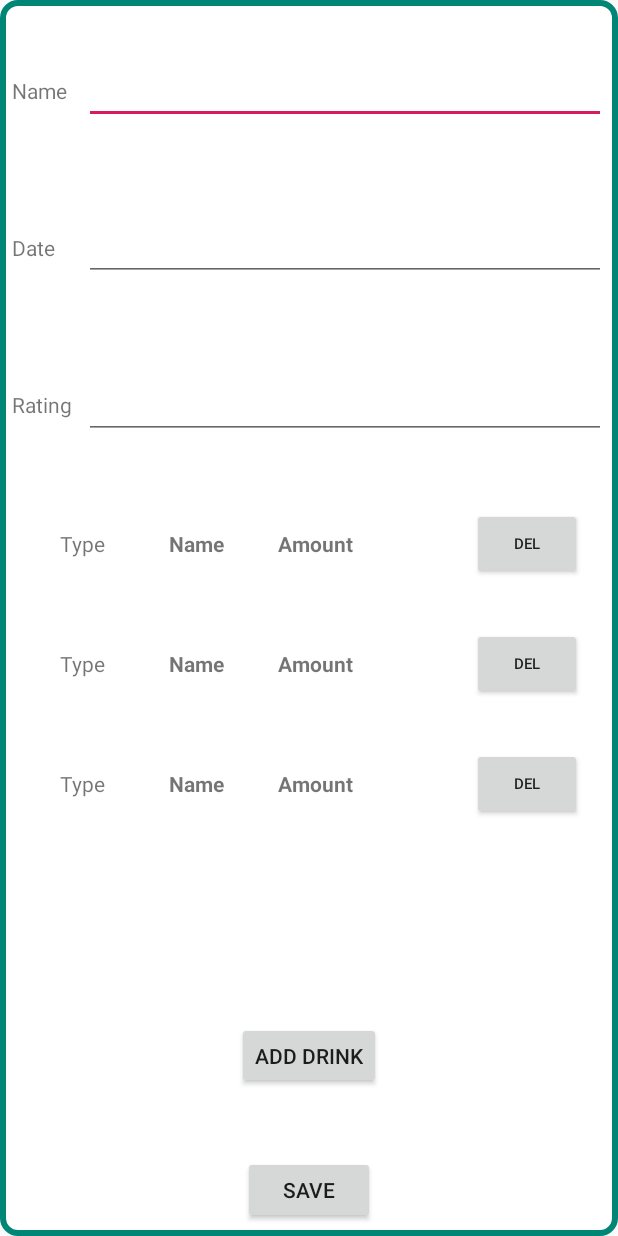
After one commit to Kapibarabanka/AlcoDiary, an Android app: the layout pop_up_save_event.xml on its own in the app's theme, with its tools: preview values and no code run, on a phone screen of 412 x 824 dp. The commit adds this screen. Run offline under Robolectric (Android 15) with nearby library versions, the phone set to English and light mode, and no system bars.

Commit message:
Added possibility to add and edi events.

```diff
--- a/app/src/main/java/com/kapibarabanka/alcodiary/calendar/CalendarFragment.kt
+++ b/app/src/main/java/com/kapibarabanka/alcodiary/calendar/CalendarFragment.kt
@@ -12,6 +12,7 @@ import com.kapibarabanka.alcodiary.allEvents
 import kotlinx.android.synthetic.main.fragment_calendar.*
 
 const val selectedEventPositionExtra = "SELECTED_EVENT_POSITION"
+const val addDrinkRequest = 2
 
 class CalendarFragment : Fragment(), OnEventListener {
 
@@ -50,8 +51,8 @@ class CalendarFragment : Fragment(), OnEventListener {
     }
 
     fun onFabAddDrinkClicked (view: View) {
-//        val intent = Intent(activity?.applicationContext, SaveEventPopUp::class.java)
-//        startActivity(intent)
+        val intent = Intent(activity?.applicationContext, SaveEventPopUp::class.java)
+        startActivity(intent)
     }
 
     companion object {
--- a/app/src/main/java/com/kapibarabanka/alcodiary/drinks/Drink.kt
+++ b/app/src/main/java/com/kapibarabanka/alcodiary/drinks/Drink.kt
@@ -1,6 +1,8 @@
 package com.kapibarabanka.alcodiary.drinks
 
-class Drink(var name: String, var type: DrinkType, ratingInit: Float, var comment: String = "") {
+import java.io.Serializable
+
+class Drink(var name: String, var type: DrinkType, ratingInit: Float, var comment: String = "") : Serializable {
     var alcoholVolume: Double = type.defaultAlco
     var rating : Float = ratingInit    // This value will be updated, when user rates drink
 }
--- a/app/src/main/java/com/kapibarabanka/alcodiary/drinks/DrinkType.kt
+++ b/app/src/main/java/com/kapibarabanka/alcodiary/drinks/DrinkType.kt
@@ -1,6 +1,8 @@
 package com.kapibarabanka.alcodiary.drinks
 
-class DrinkType(val name: String, val minAlco: Int, val maxAlco: Int) {
+import java.io.Serializable
+
+class DrinkType(val name: String, val minAlco: Int, val maxAlco: Int) : Serializable {
     val defaultAlco: Double
         get() = ((this.minAlco + this.maxAlco) / 2).toDouble()
 
--- a/app/src/main/java/com/kapibarabanka/alcodiary/drinks/DrinksFragment.kt
+++ b/app/src/main/java/com/kapibarabanka/alcodiary/drinks/DrinksFragment.kt
@@ -12,6 +12,7 @@ import com.kapibarabanka.alcodiary.allDrinks
 import kotlinx.android.synthetic.main.fragment_drinks.*
 
 const val selectedDrinkPositionExtra = "SELECTED_DRINK_POSITION"
+const val newTypeRequest = 1
 
 class DrinksFragment : Fragment(), OnDrinkListener {
 
@@ -49,7 +50,7 @@ class DrinksFragment : Fragment(), OnDrinkListener {
         drinksAdapter.notifyDataSetChanged()
     }
 
-    fun onFabAddDrinkClicked (view: View) {
+    private fun onFabAddDrinkClicked (view: View) {
         val intent = Intent(activity?.applicationContext, SaveDrinkPopUp::class.java)
         startActivity(intent)
     }
--- a/app/src/main/java/com/kapibarabanka/alcodiary/drinks/SaveDrinkPopUp.kt
+++ b/app/src/main/java/com/kapibarabanka/alcodiary/drinks/SaveDrinkPopUp.kt
@@ -14,8 +14,6 @@ import com.kapibarabanka.alcodiary.allDrinks
 import kotlinx.android.synthetic.main.pop_up_save_drink.*
 
 class SaveDrinkPopUp : AppCompatActivity() {
-    private val newTypeRequest = 1
-
     private var selectedDrinkPosition = -1
     private var itemsForTypeSpinner = allDrinkTypes.map { it.name }.toMutableList()
 
--- /dev/null
+++ b/app/src/main/res/layout/list_item_edit_drink_in_event.xml
@@ -0,0 +1,58 @@
+<?xml version="1.0" encoding="utf-8"?>
+<LinearLayout xmlns:android="http://schemas.android.com/apk/res/android"
+        android:layout_width="match_parent"
+        android:layout_height="wrap_content"
+        android:layout_gravity="center_horizontal"
+        android:orientation="vertical"
+        android:padding="16dp">
+
+    <LinearLayout
+            android:layout_width="match_parent"
+            android:layout_height="match_parent"
+            android:orientation="horizontal">
+
+        <TextView
+                android:id="@+id/list_drink_type"
+                android:layout_width="0dp"
+                android:layout_height="wrap_content"
+                android:layout_gravity="left|center_vertical"
+                android:layout_weight="1"
+                android:paddingLeft="16dp"
+                android:text="@string/drink_type" />
+
+        <TextView
+                android:id="@+id/list_drink_name"
+                android:layout_width="0dp"
+                android:layout_height="wrap_content"
+                android:layout_gravity="left|center_vertical"
+                android:layout_weight="1"
+                android:paddingLeft="16dp"
+                android:text="@string/drink_name"
+                android:textStyle="bold" />
+
+        <TextView
+                android:id="@+id/list_drink_amount"
+                android:layout_width="0dp"
+                android:layout_height="wrap_content"
+                android:layout_gravity="left|center_vertical"
+                android:layout_weight="1"
+                android:paddingLeft="16dp"
+                android:text="@string/drink_amount"
+                android:textStyle="bold" />
+
+        <Space
+                android:layout_width="0dp"
+                android:layout_height="wrap_content"
+                android:layout_weight="1" />
+
+        <Button
+                android:id="@+id/deleteButton"
+                android:layout_width="0dp"
+                android:layout_height="wrap_content"
+                android:layout_weight="1"
+                android:text="Del"
+                android:textSize="10sp" />
+
+    </LinearLayout>
+
+</LinearLayout>
--- /dev/null
+++ b/app/src/main/res/layout/pop_up_save_event.xml
@@ -0,0 +1,133 @@
+<?xml version="1.0" encoding="utf-8"?>
+<android.support.constraint.ConstraintLayout
+        xmlns:android="http://schemas.android.com/apk/res/android"
+        xmlns:tools="http://schemas.android.com/tools"
+        xmlns:app="http://schemas.android.com/apk/res-auto"
+        android:layout_width="match_parent"
+        android:layout_height="match_parent"
+        android:background="@drawable/pop_bg"
+        tools:context="com.kapibarabanka.alcodiary.calendar.SaveEventPopUp" android:layout_gravity="center">
+    <LinearLayout
+            android:orientation="vertical"
+            android:layout_width="0dp"
+            android:layout_height="0dp"
+            android:id="@+id/linearLayout"
+            android:layout_marginBottom="8dp"
+            app:layout_constraintBottom_toBottomOf="parent" android:layout_marginTop="8dp"
+            app:layout_constraintTop_toTopOf="parent" app:layout_constraintStart_toStartOf="parent"
+            android:layout_marginLeft="8dp" android:layout_marginStart="8dp" app:layout_constraintEnd_toEndOf="parent"
+            android:layout_marginEnd="8dp" android:layout_marginRight="8dp">
+
+        <TableLayout
+                android:layout_width="match_parent"
+                android:layout_height="wrap_content" android:layout_weight="4">
+
+            <TableRow
+                    android:id="@+id/nameRow"
+                    android:layout_width="match_parent"
+                    android:layout_height="wrap_content"
+                    android:layout_weight="2"
+                    android:gravity="center_vertical">
+
+                <TextView
+                        android:id="@+id/nameLabel"
+                        android:layout_width="wrap_content"
+                        android:layout_height="wrap_content"
+                        android:paddingRight="@dimen/nav_header_vertical_spacing"
+                        android:text="Name" />
+
+                <EditText
+                        android:id="@+id/nameText"
+                        android:layout_width="wrap_content"
+                        android:layout_height="wrap_content"
+                        android:layout_weight="5"
+                        android:ems="10"
+                        android:inputType="textPersonName" />
+
+            </TableRow>
+
+            <TableRow
+                    android:id="@+id/typeRow"
+                    android:layout_width="match_parent"
+                    android:layout_height="wrap_content"
+                    android:layout_weight="2"
+                    android:gravity="center_vertical">
+
+                <TextView
+                        android:id="@+id/dateLabel"
+                        android:layout_width="wrap_content"
+                        android:layout_height="wrap_content"
+                        android:paddingRight="@dimen/nav_header_vertical_spacing"
+                        android:text="Date" />
+
+                <EditText
+                        android:id="@+id/dateText"
+                        android:layout_width="wrap_content"
+                        android:layout_height="wrap_content"
+                        android:layout_weight="5"
+                        android:ems="10"
+                        android:inputType="date" />
+
+            </TableRow>
+
+            <TableRow
+                    android:id="@+id/ratingRow"
+                    android:layout_width="match_parent"
+                    android:layout_height="wrap_content"
+                    android:layout_weight="2"
+                    android:gravity="center_vertical">
+
+                <TextView
+                        android:id="@+id/ratingLabel"
+                        android:layout_width="wrap_content"
+                        android:layout_height="wrap_content"
+                        android:paddingRight="@dimen/nav_header_vertical_spacing"
+                        android:text="Rating" />
+
+                <EditText
+                        android:id="@+id/ratingText"
+                        android:layout_width="wrap_content"
+                        android:layout_height="wrap_content"
+                        android:layout_weight="5"
+                        android:ems="10"
+                        android:inputType="textPersonName" />
+
+            </TableRow>
+        </TableLayout>
+
+        <android.support.v7.widget.RecyclerView
+                android:id="@+id/eventDrinksRecyclerView"
+                android:layout_width="match_parent"
+                android:layout_height="0dp"
+                android:layout_weight="8"
+                tools:listitem="@layout/list_item_edit_drink_in_event">
+
+        </android.support.v7.widget.RecyclerView>
+
+        <Button
+                android:id="@+id/addDrinkButton"
+                android:layout_width="wrap_content"
+                android:layout_height="0dp"
+                android:layout_gravity="center_horizontal"
+                android:layout_weight="1"
+                android:gravity="center_horizontal|center_vertical"
+                android:onClick="onAddDrinkClicked"
+                android:text="Add drink" />
+
+        <Space
+                android:layout_width="match_parent"
+                android:layout_height="0dp"
+                android:layout_weight="1" />
+
+        <Button
+                android:id="@+id/saveButton"
+                android:layout_width="wrap_content"
+                android:layout_height="0dp"
+                android:layout_gravity="center_horizontal"
+                android:layout_weight="1"
+                android:gravity="center_horizontal|center_vertical"
+                android:onClick="onSaveClicked"
+                android:text="Save" />
+
+    </LinearLayout>
+</android.support.constraint.ConstraintLayout>
--- a/app/src/main/res/values/strings.xml
+++ b/app/src/main/res/values/strings.xml
@@ -13,5 +13,5 @@
     <string name="drink_amount">Amount</string>
 
     <string name="addTypeLabel">"Add drink type…"</string>
-
+    <string name="addDrinkLabel">"Add drink…"</string>
 </resources>
```
Also changed, not shown: app/src/main/AndroidManifest.xml (+8 -0 lines), app/src/main/java/com/kapibarabanka/alcodiary/calendar/AddDrinkToEventPopUp.kt (added, +67 -0 lines), app/src/main/java/com/kapibarabanka/alcodiary/calendar/EditDrinkInEventListAdapter.kt (added, +53 -0 lines), app/src/main/java/com/kapibarabanka/alcodiary/calendar/EventInfoPopUp.kt (+4 -4 lines), app/src/main/java/com/kapibarabanka/alcodiary/calendar/SaveEventPopUp.kt (added, +96 -0 lines), app/src/main/res/layout/pop_up_add_drink_to_event.xml (added, +85 -0 lines).
